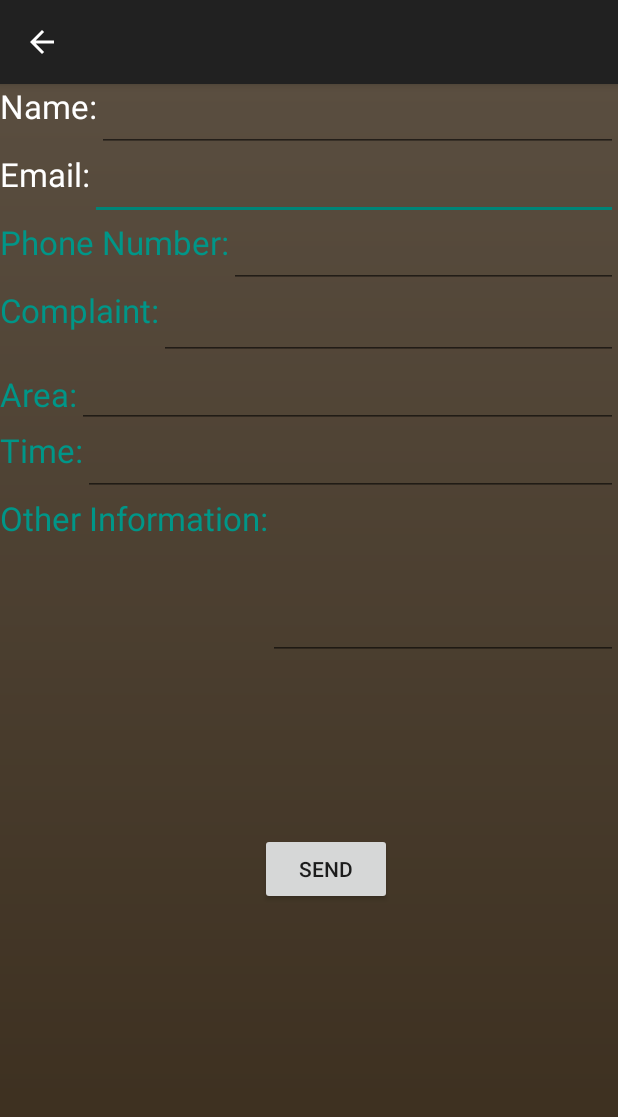
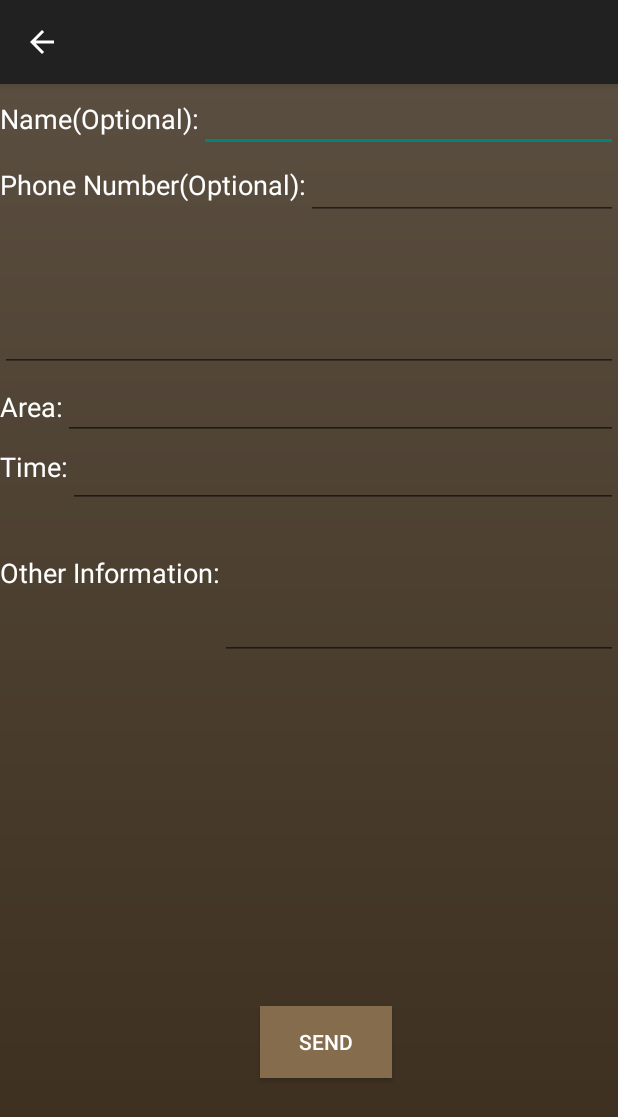
Before and after one commit to canis617/Tippecanoe-County-Sheriff-App, an Android app: the Email screen opened directly, with no data from a screen before it, on a phone screen of 412 x 824 dp. Shown: the top 1117 px of the screen. Run offline under Robolectric (Android 15) with nearby library versions, the light colour scheme and no system bars; 1 statement that could not run was skipped.

Commit message:
email working

```diff
--- a/app/src/main/java/com/example/tippecanoe_county_sheriff_app/data/DataItem.java
+++ b/app/src/main/java/com/example/tippecanoe_county_sheriff_app/data/DataItem.java
@@ -49,7 +49,7 @@ public class DataItem{
                         new ButtonItem("Crash Reports",R.drawable.new_crash_reports,new Intent(Intent.ACTION_VIEW, Uri.parse("http://www.tippecanoe.in.gov/486/Crash-Reports")), null ,ButtonType.LINKTOWEB, null),                        //Crash-Reports Link
                         new ButtonItem("Records Request",R.drawable.new_records_request,new Intent(Intent.ACTION_VIEW, Uri.parse("http://www.tippecanoe.in.gov/524/Public-Record-Requests")), null ,ButtonType.LINKTOWEB, null),               //Public-Record-Requests Link
                         new ButtonItem("Animal Control",R.drawable.new_animal_control,new Intent(Intent.ACTION_VIEW, Uri.parse("http://www.tippecanoe.in.gov/473/Animal-Control")), null ,ButtonType.LINKTOWEB, null),                       //Animal-Control Link
-                        new ButtonItem("Security and Extra Patrol Request",R.drawable.new_security_requests,null, null ,ButtonType.POPUPCONTAINER, new ButtonItem[]{
+                        new ButtonItem("Security and Extra Patrol Request",R.drawable.new_security_extra_patrol_request,null, null ,ButtonType.POPUPCONTAINER, new ButtonItem[]{
                                 new ButtonItem("Security Request",0, new Intent(context, Email.class),null,ButtonType.LINKTONEWPAGE,null),
                                 new ButtonItem("Extra Patrol Request",0, new Intent(context,Email.class),null,ButtonType.LINKTONEWPAGE,null),
                         }),
--- a/app/src/main/java/com/example/tippecanoe_county_sheriff_app/email/EmailComponent.java
+++ b/app/src/main/java/com/example/tippecanoe_county_sheriff_app/email/EmailComponent.java
@@ -1,36 +1,59 @@
 package com.example.tippecanoe_county_sheriff_app.email;
 
 import android.view.View;
+import android.widget.EditText;
 import android.widget.TextView;
 
 import com.example.tippecanoe_county_sheriff_app.R;
 
 public class EmailComponent {
-    private String eSubject, eBody;
-    private TextView eName, eContract, ePhonenumber, eComplaint, eArea, eTime, eOther;
+    private String ButtonName,eSubject, eBody;
+    private EditText eName, ePhonenumber, eContent, eArea, eTime, eOther;
+    private TextView tMainContent;
 
-    public EmailComponent(View view) {
+    public EmailComponent(View view,String ButtonName) {
         eName = view.findViewById(R.id.edit_text_name);
-        eContract = view.findViewById(R.id.edit_text_email);
         ePhonenumber = view.findViewById(R.id.edit_text_pnum);
-        eComplaint = view.findViewById(R.id.edit_text_complaint);
+        eContent = view.findViewById(R.id.edit_text_content);
         eArea = view.findViewById(R.id.edit_text_area);
         eTime = view.findViewById(R.id.edit_text_time);
         eOther = view.findViewById(R.id.edit_text_other);
+        tMainContent = view.findViewById(R.id.maincontent);
+        this.ButtonName = ButtonName;
+        setText();
+    }
+    private void setText(){
+        switch (ButtonName){
+            case "Traffic Complaints":
+                tMainContent.setText("Complaint:");
+                break;
+            case "Security Request":
+                tMainContent.setText("Request:");
+                break;
+            case "Extra Patrol Request":
+                tMainContent.setText("Request:");
+                break;
+                default:
+                    break;
+        }
     }
 
+
     public String getSubject(){
-        eSubject = eName.getText() + ", (" + eContract.getText() + ", " +  ePhonenumber.getText() + ")";
+        eSubject ="";
+        if(!eName.getText().toString().trim().equals("")){eSubject+=eName.getText()+" ";}
+        if(!ePhonenumber.getText().toString().trim().equals("")){eSubject+="(" + ePhonenumber.getText() + ")";}
         return eSubject;
     }
     public String getBody(){
-        eBody = "Complaint: " + eComplaint.getText() + "\n" + "Area: "+ eArea.getText() + "\n" + "Time: "
-                + eTime.getText() + "\n" + "Other Information: "+ eOther.getText();
+        eBody = tMainContent.getText().toString() + "\n\t" + eContent.getText() + "\n" + "Area: "+ eArea.getText() + "\n" + "Time: "
+                + eTime.getText() + "\n" + "Other Information:\n\t"+ eOther.getText();
         return eBody;
     }
+
     public Boolean isNotNull(){
-        if(!ePhonenumber.getText().toString().trim().equals("") && !eComplaint.getText().toString().trim().equals("") && !eArea.getText().toString().trim().equals("")
-                && !eTime.getText().toString().trim().equals("") &&  !eOther.getText().toString().trim().equals("")){
+        if(!eContent.getText().toString().trim().equals("") && !eArea.getText().toString().trim().equals("")
+                && !eTime.getText().toString().trim().equals("") && !eOther.getText().toString().trim().equals("")){
             return true;
         }
         else{ return false; }
--- a/app/src/main/res/layout/email_layout.xml
+++ b/app/src/main/res/layout/email_layout.xml
@@ -11,62 +11,58 @@
         android:id="@+id/textView3"
         android:layout_width="wrap_content"
         android:layout_height="wrap_content"
-        android:text="Name:"
-        android:textAppearance="@style/TextAppearance.AppCompat.Large"
-        android:textColor="#FFFFFF"
+        android:text="Name(Optional):"
+        android:textAppearance="@style/TextAppearance.AppCompat.Medium"
+        android:textColor="@color/PlainTextColor"
+        app:layout_constraintBottom_toBottomOf="@+id/edit_text_name"
         app:layout_constraintStart_toStartOf="parent"
         app:layout_constraintTop_toTopOf="parent" />
 
 
     <EditText
-        android:id="@+id/edit_text_email"
+        android:id="@+id/edit_text_name"
         android:layout_width="0dp"
         android:layout_height="wrap_content"
-        android:inputType="textEmailAddress"
-        android:textColor="#FFFFFF"
+        android:ellipsize="start"
+        android:hint="@null"
+
+        android:inputType="text"
+        android:singleLine="true"
+        android:textColor="@color/PlainTextColor"
         app:layout_constraintEnd_toEndOf="parent"
-        app:layout_constraintHorizontal_bias="0.0"
-        app:layout_constraintStart_toEndOf="@+id/textView4"
-        app:layout_constraintTop_toBottomOf="@+id/edit_text_name" />
-
-    <TextView
-        android:id="@+id/textView4"
-        android:layout_width="wrap_content"
-        android:layout_height="wrap_content"
-        android:text="Email:"
-        android:textAppearance="@style/TextAppearance.AppCompat.Large"
-        android:textColor="#FFFFFF"
-        app:layout_constraintStart_toStartOf="parent"
-        app:layout_constraintTop_toBottomOf="@+id/edit_text_name" />
+        app:layout_constraintStart_toEndOf="@+id/textView3"
+        app:layout_constraintTop_toTopOf="parent" />
 
 
     <TextView
-        android:id="@+id/textView6"
+        android:id="@+id/maincontent"
         android:layout_width="wrap_content"
         android:layout_height="wrap_content"
-        android:text="Complaint:"
-        android:textAppearance="@style/TextAppearance.AppCompat.Large"
-        android:textColor="#009688"
+        android:textAppearance="@style/TextAppearance.AppCompat.Medium"
+        android:textColor="@color/PlainTextColor"
+        app:layout_constraintBottom_toTopOf="@+id/guideline"
         app:layout_constraintStart_toStartOf="parent"
-        app:layout_constraintTop_toBottomOf="@+id/edit_text_pnum" />
+        app:layout_constraintTop_toBottomOf="@+id/textView2" />
 
     <TextView
         android:id="@+id/textView7"
         android:layout_width="wrap_content"
         android:layout_height="wrap_content"
         android:text="Other Information:"
-        android:textAppearance="@style/TextAppearance.AppCompat.Large"
-        android:textColor="#009688"
+        android:textAppearance="@style/TextAppearance.AppCompat.Medium"
+        android:textColor="@color/PlainTextColor"
+        app:layout_constraintBottom_toTopOf="@+id/guideline3"
         app:layout_constraintStart_toStartOf="parent"
-        app:layout_constraintTop_toBottomOf="@+id/edit_text_time" />
+        app:layout_constraintTop_toBottomOf="@+id/textView5" />
 
     <TextView
         android:id="@+id/textView"
         android:layout_width="wrap_content"
         android:layout_height="wrap_content"
         android:text="Area:"
-        android:textAppearance="@style/TextAppearance.AppCompat.Large"
-        android:textColor="#009688"
+        android:textAppearance="@style/TextAppearance.AppCompat.Medium"
+        android:textColor="@color/PlainTextColor"
+        app:layout_constraintBottom_toBottomOf="@+id/edit_text_area"
         app:layout_constraintStart_toStartOf="parent"
         app:layout_constraintTop_toTopOf="@+id/guideline" />
 
@@ -75,41 +71,31 @@
         android:layout_width="wrap_content"
         android:layout_height="wrap_content"
         android:text="Time:"
-        android:textAppearance="@style/TextAppearance.AppCompat.Large"
-        android:textColor="#009688"
+        android:textAppearance="@style/TextAppearance.AppCompat.Medium"
+        android:textColor="@color/PlainTextColor"
+        app:layout_constraintBottom_toBottomOf="@+id/edit_text_time"
         app:layout_constraintStart_toStartOf="parent"
-        app:layout_constraintTop_toBottomOf="@+id/edit_text_area" />
+        app:layout_constraintTop_toBottomOf="@+id/textView" />
 
     <TextView
         android:id="@+id/textView2"
         android:layout_width="wrap_content"
         android:layout_height="wrap_content"
-        android:text="Phone Number:"
-        android:textAppearance="@style/TextAppearance.AppCompat.Large"
-        android:textColor="#009688"
+        android:layout_marginTop="8dp"
+        android:text="Phone Number(Optional):"
+        android:textAppearance="@style/TextAppearance.AppCompat.Medium"
+        android:textColor="@color/PlainTextColor"
+        app:layout_constraintBottom_toBottomOf="@+id/edit_text_pnum"
         app:layout_constraintStart_toStartOf="parent"
-        app:layout_constraintTop_toBottomOf="@+id/edit_text_email" />
-
-    <EditText
-        android:id="@+id/edit_text_name"
-        android:layout_width="0dp"
-        android:layout_height="wrap_content"
-        android:ellipsize="start"
-        android:hint="@null"
-
-        android:singleLine="true"
-        android:textColor="#FFFFFF"
-        android:inputType="text"
-        app:layout_constraintEnd_toEndOf="parent"
-        app:layout_constraintHorizontal_bias="1.0"
-        app:layout_constraintStart_toEndOf="@+id/textView3"
-        app:layout_constraintTop_toTopOf="parent" />
+        app:layout_constraintTop_toBottomOf="@+id/textView3" />
 
     <Button
         android:id="@+id/button_send"
         android:layout_width="wrap_content"
         android:layout_height="wrap_content"
+        android:background="@color/ButtonColor1"
         android:text="SEND"
+        android:textColor="@color/PlainTextColor"
         app:layout_constraintStart_toStartOf="@+id/guideline12"
         app:layout_constraintTop_toTopOf="@+id/guideline5" />
 
@@ -117,27 +103,25 @@
         android:id="@+id/edit_text_pnum"
         android:layout_width="0dp"
         android:layout_height="wrap_content"
+        android:ellipsize="start"
+        android:hint="@null"
+        android:inputType="phone"
         android:singleLine="true"
-        android:hint="@null"
-        android:ellipsize="start"
-        android:textColor="#FFFFFF"
-        android:inputType="phone"
+        android:textColor="@color/PlainTextColor"
         app:layout_constraintEnd_toEndOf="parent"
-        app:layout_constraintHorizontal_bias="1.0"
         app:layout_constraintStart_toEndOf="@+id/textView2"
-        app:layout_constraintTop_toBottomOf="@+id/edit_text_email" />
+        app:layout_constraintTop_toBottomOf="@+id/edit_text_name" />
 
     <EditText
         android:id="@+id/edit_text_time"
         android:layout_width="0dp"
         android:layout_height="wrap_content"
-        android:singleLine="true"
         android:ellipsize="start"
         android:hint="@null"
-        android:textColor="#FFFFFF"
         android:inputType="time"
+        android:singleLine="true"
+        android:textColor="@color/PlainTextColor"
         app:layout_constraintEnd_toEndOf="parent"
-        app:layout_constraintHorizontal_bias="0.0"
         app:layout_constraintStart_toEndOf="@+id/textView5"
         app:layout_constraintTop_toBottomOf="@+id/edit_text_area" />
 
@@ -145,33 +129,32 @@
         android:id="@+id/edit_text_area"
         android:layout_width="0dp"
         android:layout_height="wrap_content"
-        android:singleLine="true"
         android:ellipsize="start"
         android:hint="@null"
-        android:textColor="#FFFFFF"
         android:inputType="text"
+        android:singleLine="true"
+        android:textColor="@color/PlainTextColor"
         app:layout_constraintEnd_toEndOf="parent"
         app:layout_constraintStart_toEndOf="@+id/textView"
-        app:layout_constraintTop_toBottomOf="@+id/edit_text_complaint" />
+        app:layout_constraintTop_toTopOf="@+id/guideline" />
 
     <EditText
-        android:id="@+id/edit_text_complaint"
+        android:id="@+id/edit_text_content"
         android:layout_width="0dp"
         android:layout_height="0dp"
-        android:layout_marginBottom="8dp"
-        android:gravity="start"
-        android:textColor="#FFFFFF"
+
+        android:textColor="@color/PlainTextColor"
         app:layout_constraintBottom_toTopOf="@+id/guideline"
         app:layout_constraintEnd_toEndOf="parent"
-        app:layout_constraintStart_toEndOf="@+id/textView6"
+        app:layout_constraintStart_toEndOf="@+id/maincontent"
         app:layout_constraintTop_toBottomOf="@+id/edit_text_pnum" />
 
     <EditText
         android:id="@+id/edit_text_other"
         android:layout_width="0dp"
         android:layout_height="0dp"
-        android:gravity="start"
-        android:textColor="#FFFFFF"
+
+        android:textColor="@color/PlainTextColor"
         app:layout_constraintBottom_toTopOf="@+id/guideline3"
         app:layout_constraintEnd_toEndOf="parent"
         app:layout_constraintStart_toEndOf="@+id/textView7"
@@ -199,7 +182,7 @@
         android:layout_height="wrap_content"
         android:orientation="horizontal"
         app:layout_constraintGuide_begin="20dp"
-        app:layout_constraintGuide_percent="0.65" />
+        app:layout_constraintGuide_percent="0.8" />
 
     <androidx.constraintlayout.widget.Guideline
         android:id="@+id/guideline12"
@@ -208,4 +191,5 @@
         android:orientation="vertical"
         app:layout_constraintGuide_begin="20dp"
         app:layout_constraintGuide_percent="0.42" />
+
 </androidx.constraintlayout.widget.ConstraintLayout>
--- a/app/src/main/res/values/colors.xml
+++ b/app/src/main/res/values/colors.xml
@@ -3,6 +3,7 @@
     <color name="colorPrimary">#008577</color>
     <color name="colorPrimaryDark">#00574B</color>
     <color name="colorAccent">#D81B60</color>
+    <color name="PlainTextColor">#FFFFFF</color>
     <color name="ButtonColor1">#846C4D</color>
     <color name="ButtonColor2">#998668</color>
 </resources>
--- a/app/src/main/res/values/strings.xml
+++ b/app/src/main/res/values/strings.xml
@@ -3,5 +3,9 @@
     <string name="Tippecanoe">Tippecanoe County Sheriff</string>
     <string name="Close">Close</string>
     <string name="desc">Image</string>
+
+    <!--Emails-->
     <string name="Traffic_Complaints_Email">alskdjfhg7455@naver.com</string>
+    <string name="Security_Request_Email">alskdjfhg7455@naver.com</string>
+    <string name="Extra_Patrol_Request_Email">alskdjfhg7455@naver.com</string>
 </resources>
```
Also changed, not shown: app/src/main/java/com/example/tippecanoe_county_sheriff_app/email/Email.java (+22 -85 lines), app/src/main/java/com/example/tippecanoe_county_sheriff_app/main/OnClickEvents.java (+0 -9 lines).
